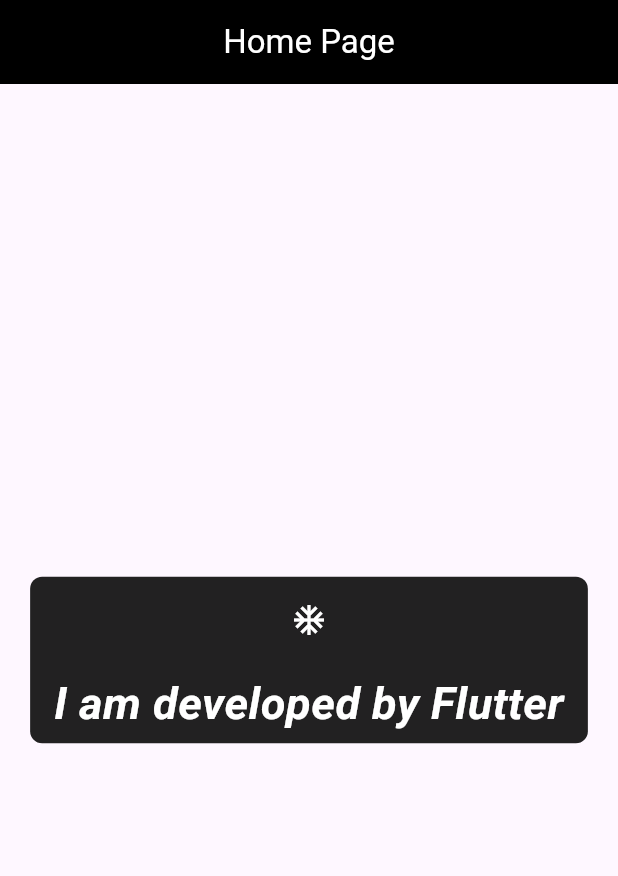
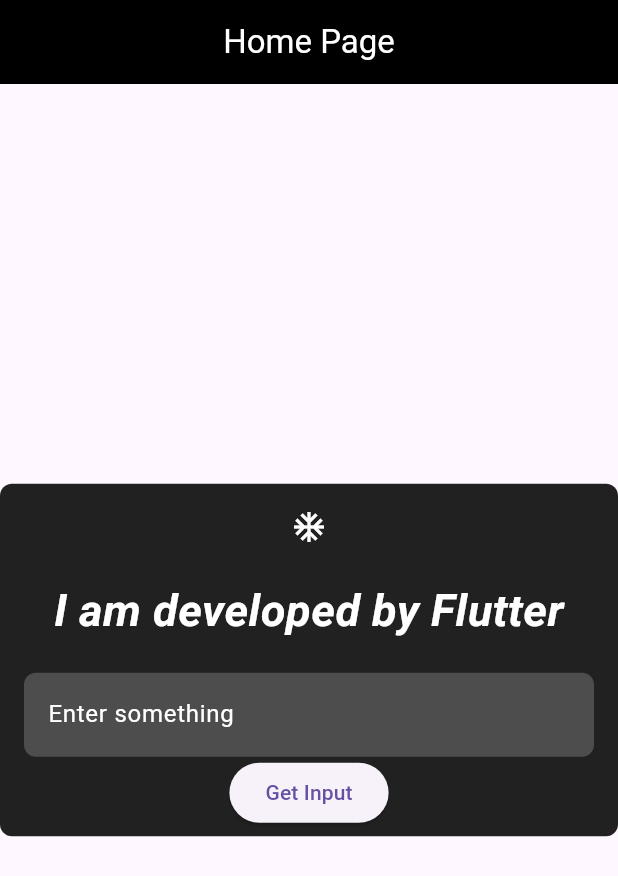
Before and after one commit to Asaduzzaman04/Flutter_app, a Flutter app: the screen it shows after launch, on a phone screen of 412 x 824 dp. Shown: the top 876 px of the screen. Run offline on Flutter 3.47's test engine with Material 3 defaults, Android fonts, the phone set to English and light mode, and no system bars.

Commit message:
input section added

```diff
--- a/my_app/lib/main.dart
+++ b/my_app/lib/main.dart
@@ -1,10 +1,16 @@
-import 'package:flutter/cupertino.dart';
 import 'package:flutter/material.dart';
 
-void main() => runApp(MyApp());
+void main() => runApp(const MyApp());
 
-class MyApp extends StatelessWidget {
+class MyApp extends StatefulWidget {
   const MyApp({super.key});
+
+  @override
+  State<MyApp> createState() => _MyAppState();
+}
+
+class _MyAppState extends State<MyApp> {
+  final _textController = TextEditingController(); // Create a TextEditingController
 
   @override
   Widget build(BuildContext context) {
@@ -13,7 +19,7 @@
       home: Scaffold(
         appBar: AppBar(
           backgroundColor: Colors.black,
-          title: Text(
+          title: const Text(
             "Home Page",
             style: TextStyle(
               color: Colors.white,
@@ -23,7 +29,8 @@
         ),
         body: Center(
           child: Container(
-            padding: EdgeInsets.symmetric(horizontal: 16.0, vertical: 5.0),
+            padding:
+            const EdgeInsets.symmetric(horizontal: 16.0, vertical: 5.0),
             decoration: BoxDecoration(
               color: Colors.black87,
               borderRadius: BorderRadius.circular(8.0),
@@ -32,13 +39,14 @@
               mainAxisSize: MainAxisSize.min,
               children: [
                 IconButton(
-                  icon: Icon(Icons.ac_unit_outlined, color: Colors.white),
+                  icon: const Icon(Icons.ac_unit_outlined, color: Colors.white),
                   onPressed: () {
                     print("hello world");
                   },
                 ),
-                SizedBox(height: 10), // Add some space between the icon and text
-                Text(
+                const SizedBox(
+                    height: 10), // Add some space between the icon and text
+                const Text(
                   "I am developed by Flutter",
                   style: TextStyle(
                     fontSize: 30.0,
@@ -46,6 +54,29 @@
                     fontWeight: FontWeight.bold,
                     color: Colors.white,
                   ),
+                ),
+                const SizedBox(
+                    height: 20), // Add space between text and TextField
+                TextField(
+                  controller: _textController, // Assign the controller
+                  decoration: InputDecoration(
+                    labelText: 'Enter something',
+                    labelStyle: TextStyle(color: Colors.white),
+                    filled: true,
+                    fillColor: Colors.white.withOpacity(0.2),
+                    border: OutlineInputBorder(
+                      borderRadius: BorderRadius.circular(8.0),
+                      borderSide: BorderSide.none,
+                    ),
+                  ),
+                  style: TextStyle(color: Colors.white),
+                ),
+                ElevatedButton( // Add a button to retrieve the value
+                  onPressed: () {
+                    final String enteredText = _textController.text; // Get the text
+                    print("The user entered: $enteredText");
+                  },
+                  child: const Text('Get Input'),
                 ),
               ],
             ),
```
